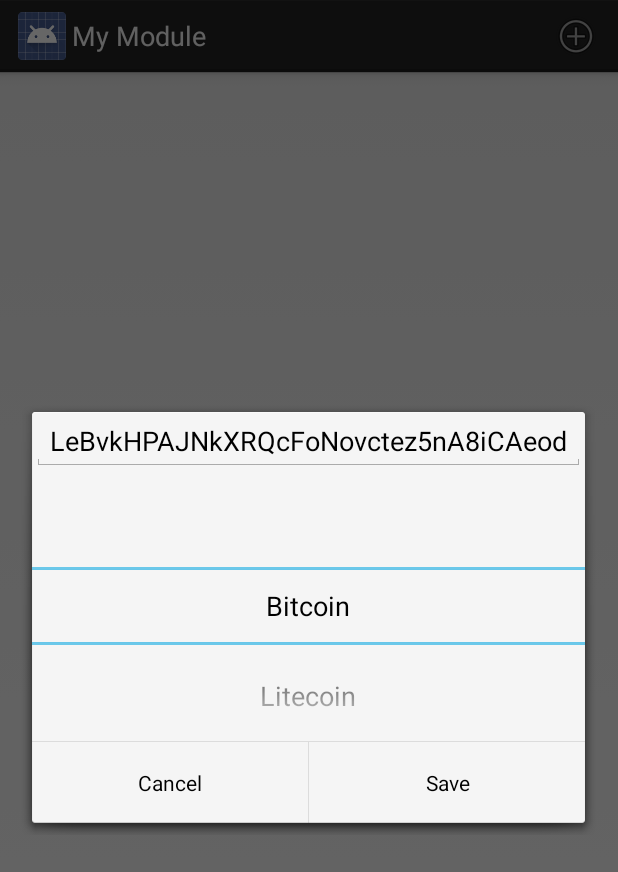
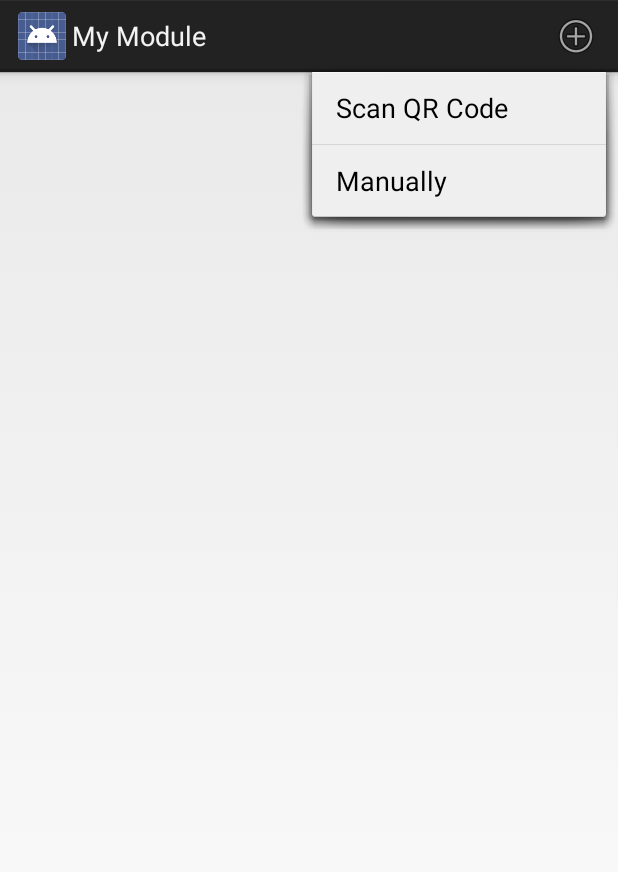
Before and after one commit to elodieferrais/crypto-currency-android-api, an Android app: the screen it shows after launch (MainActivity), after a tap on an icon or button, on a phone screen of 412 x 824 dp. Shown: the top 872 px of the screen. Run offline under Robolectric (Android 15) with nearby library versions, the phone set to English and light mode, and no system bars; libraries missing offline, so code that uses them is left out: com.applidium.headerlistview; 1 statement that could not run was skipped.

Commit message:
add scanner

```diff
--- a/Coins/build.gradle
+++ b/Coins/build.gradle
@@ -30,4 +30,6 @@ dependencies {
     compile 'com.applidium:headerlistview:1.0.0'
     compile fileTree(dir: 'libs', include: ['*.jar', '*.aar'])
     compile project(':api')
+    compile 'com.google.zxing:android:4.6.3'
+    compile 'com.google.zxing:core:3.0.0'
 }
--- a/Coins/src/main/java/com/eferrais/coins/AccountCreationDialog.java
+++ b/Coins/src/main/java/com/eferrais/coins/AccountCreationDialog.java
@@ -38,6 +38,8 @@ public class AccountCreationDialog {
         coinsTypePicker.setMaxValue(getCoinsTypeValue().length - 1);
         coinsTypePicker.setMinValue(0);
         coinsTypePicker.setDisplayedValues(getCoinsTypeValue());
+        coinsTypePicker.setValue(1);
+
         //np.setWrapSelectorWheel(false);
 
         //Building dialog
@@ -110,4 +112,8 @@ public class AccountCreationDialog {
         coinsType = CryptoType.values();
         return coinsType;
     }
+
+    public void setPrefilledAddressValue(String address) {
+        addressEditText.setText(address);
+    }
 }
--- a/Coins/src/main/res/layout/dialog_new_account.xml
+++ b/Coins/src/main/res/layout/dialog_new_account.xml
@@ -7,8 +7,8 @@
         android:id="@+id/dialog_new_account_address_edtitext"
         android:layout_width="fill_parent"
         android:layout_height="wrap_content"
-        android:hint="address"
-        android:text="LeBvkHPAJNkXRQcFoNovctez5nA8iCAeod"/>
+        android:hint="address"/>
+
     <NumberPicker
         android:id="@+id/dialog_new_account_type_picker"
         android:layout_width="match_parent"
--- a/Coins/src/main/res/menu/main.xml
+++ b/Coins/src/main/res/menu/main.xml
@@ -3,5 +3,13 @@
     tools:context="com.eferrais.coins.MainActivity" >
     <item android:id="@+id/action_example"
         android:icon="@android:drawable/ic_menu_add"
-        android:showAsAction="always" />
+        android:showAsAction="always" >
+        <!-- "file" submenu -->
+        <menu>
+            <item android:id="@+id/scan"
+                android:title="Scan QR Code" />
+            <item android:id="@+id/manually"
+                android:title="Manually" />
+        </menu>
+        </item>
 </menu>
```
Also changed, not shown: Coins/src/main/java/com/eferrais/coins/MainActivity.java (+22 -1 lines).
